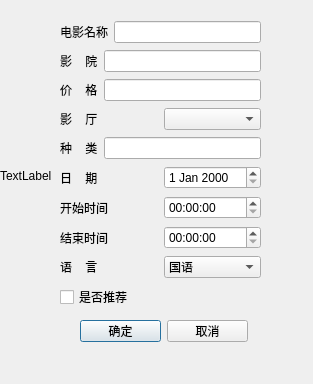
This is addnewfilm.ui in SillyPasty/Movie_Management as Qt 5 draws it before an edit. The edited form follows.
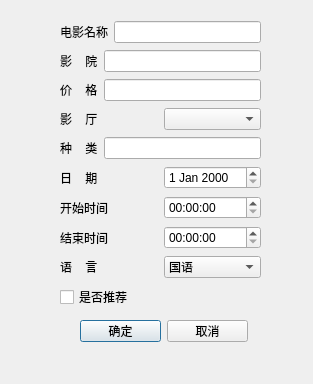
This is the edited form.

Diff of the .ui file:
```diff
--- a/addnewfilm.ui
+++ b/addnewfilm.ui
@@ -13,19 +13,6 @@
   <property name="windowTitle">
    <string>Dialog</string>
   </property>
-  <widget class="QLabel" name="label_test">
-   <property name="geometry">
-    <rect>
-     <x>0</x>
-     <y>170</y>
-     <width>54</width>
-     <height>12</height>
-    </rect>
-   </property>
-   <property name="text">
-    <string>TextLabel</string>
-   </property>
-  </widget>
   <widget class="QWidget" name="layoutWidget">
    <property name="geometry">
     <rect>
```
